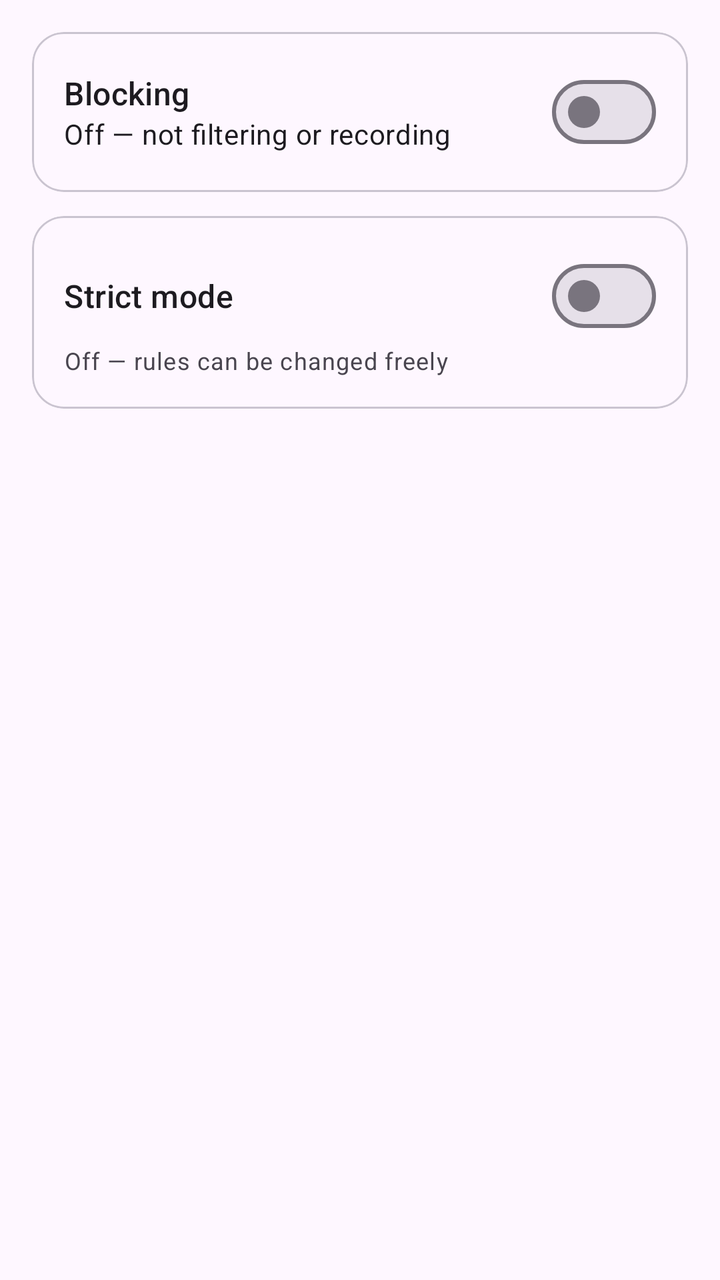
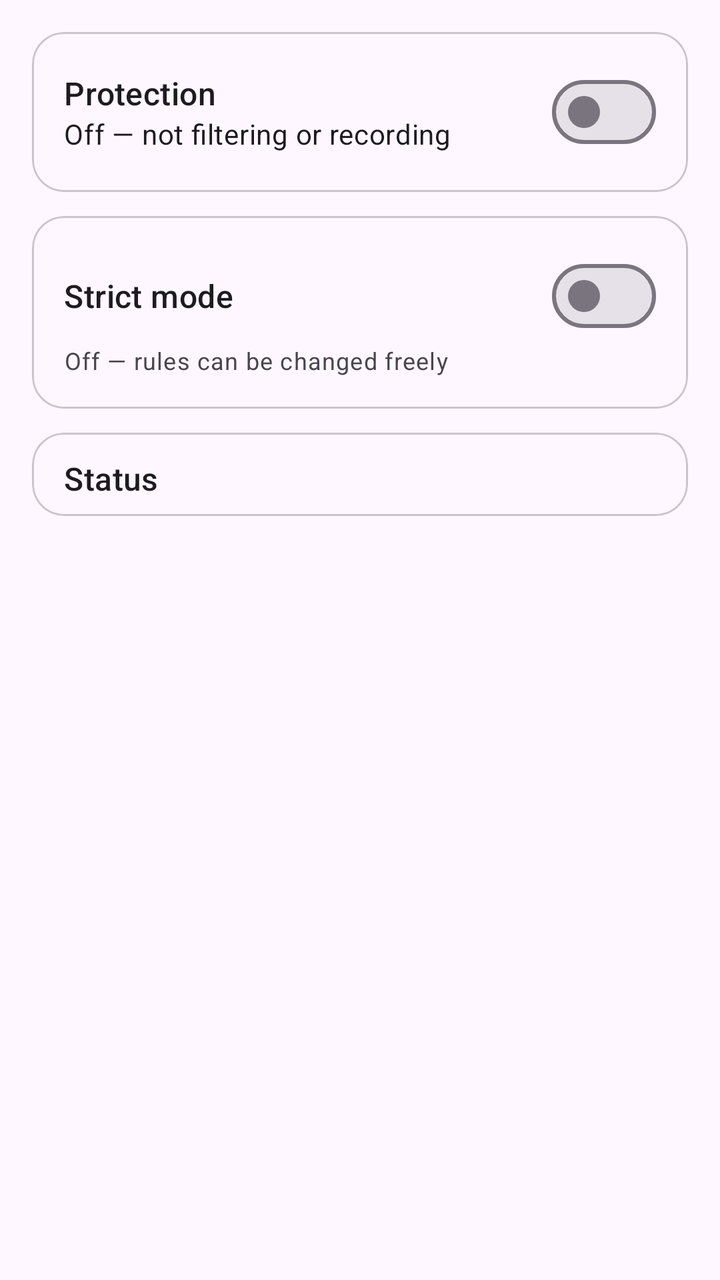

An Android layout rendered at two revisions. The XML below is the earlier revision; the diff shows what the commit changed to produce the second picture.
<!-- AndroidManifest.xml: application theme Theme.FocusFence -->
<!-- res/layout/fragment_home.xml -->
<?xml version="1.0" encoding="utf-8"?>
<androidx.core.widget.NestedScrollView
    xmlns:android="http://schemas.android.com/apk/res/android"
    xmlns:app="http://schemas.android.com/apk/res-auto"
    android:layout_width="match_parent"
    android:layout_height="match_parent"
    android:fillViewport="true">

    <LinearLayout
        android:layout_width="match_parent"
        android:layout_height="wrap_content"
        android:orientation="vertical"
        android:padding="16dp">

        <com.google.android.material.card.MaterialCardView
            android:layout_width="match_parent"
            android:layout_height="wrap_content"
            app:cardCornerRadius="16dp"
            app:contentPadding="16dp">

            <LinearLayout
                android:layout_width="match_parent"
                android:layout_height="wrap_content"
                android:gravity="center_vertical"
                android:orientation="horizontal">

                <LinearLayout
                    android:layout_width="0dp"
                    android:layout_height="wrap_content"
                    android:layout_weight="1"
                    android:orientation="vertical">

                    <TextView
                        android:layout_width="wrap_content"
                        android:layout_height="wrap_content"
                        android:text="@string/blocking_switch_label"
                        android:textAppearance="?attr/textAppearanceTitleMedium" />

                    <TextView
                        android:id="@+id/statusText"
                        android:layout_width="wrap_content"
                        android:layout_height="wrap_content"
                        android:text="@string/status_inactive"
                        android:textAppearance="?attr/textAppearanceBodyMedium" />
                </LinearLayout>

                <com.google.android.material.materialswitch.MaterialSwitch
                    android:id="@+id/vpnSwitch"
                    android:layout_width="wrap_content"
                    android:layout_height="wrap_content" />
            </LinearLayout>
        </com.google.android.material.card.MaterialCardView>

        <com.google.android.material.card.MaterialCardView
            android:layout_width="match_parent"
            android:layout_height="wrap_content"
            android:layout_marginTop="12dp"
            app:cardCornerRadius="16dp"
            app:contentPadding="16dp">

            <LinearLayout
                android:layout_width="match_parent"
                android:layout_height="wrap_content"
                android:orientation="vertical">

                <LinearLayout
                    android:layout_width="match_parent"
                    android:layout_height="wrap_content"
                    android:gravity="center_vertical"
                    android:orientation="horizontal">

                    <TextView
                        android:layout_width="0dp"
                        android:layout_height="wrap_content"
                        android:layout_weight="1"
                        android:text="@string/strict_title"
                        android:textAppearance="?attr/textAppearanceTitleMedium" />

                    <com.google.android.material.materialswitch.MaterialSwitch
                        android:id="@+id/strictSwitch"
                        android:layout_width="wrap_content"
                        android:layout_height="wrap_content" />
                </LinearLayout>

                <LinearLayout
                    android:layout_width="match_parent"
                    android:layout_height="wrap_content"
                    android:gravity="center_vertical"
                    android:orientation="horizontal">

                    <TextView
                        android:id="@+id/strictStatusText"
                        android:layout_width="0dp"
                        android:layout_height="wrap_content"
                        android:layout_weight="1"
                        android:text="@string/strict_off"
                        android:textAppearance="?attr/textAppearanceBodySmall"
                        android:textColor="?android:attr/textColorSecondary" />

                    <Button
                        android:id="@+id/strictActionButton"
                        style="@style/Widget.Material3.Button.TextButton"
                        android:layout_width="wrap_content"
                        android:layout_height="wrap_content"
                        android:text="@string/strict_request_unlock"
                        android:visibility="gone" />
                </LinearLayout>
            </LinearLayout>
        </com.google.android.material.card.MaterialCardView>

        <com.google.android.material.card.MaterialCardView
            android:id="@+id/attentionCard"
            android:layout_width="match_parent"
            android:layout_height="wrap_content"
            android:layout_marginTop="12dp"
            android:visibility="gone"
            app:cardCornerRadius="16dp"
            app:contentPadding="16dp">

            <LinearLayout
                android:layout_width="match_parent"
                android:layout_height="wrap_content"
                android:orientation="vertical">

                <TextView
                    android:layout_width="wrap_content"
                    android:layout_height="wrap_content"
                    android:text="@string/attention_title"
                    android:textAppearance="?attr/textAppearanceTitleMedium" />

                <LinearLayout
                    android:id="@+id/accessibilityRow"
                    android:layout_width="match_parent"
                    android:layout_height="wrap_content"
                    android:gravity="center_vertical"
                    android:orientation="horizontal"
                    android:visibility="gone">

                    <TextView
                        android:layout_width="0dp"
                        android:layout_height="wrap_content"
                        android:layout_weight="1"
                        android:text="@string/attention_accessibility"
                        android:textAppearance="?attr/textAppearanceBodySmall"
                        android:textColor="?android:attr/textColorSecondary" />

                    <Button
                        android:id="@+id/accessibilityActionButton"
                        style="@style/Widget.Material3.Button.TextButton"
                        android:layout_width="wrap_content"
                        android:layout_height="wrap_content"
                        android:text="@string/section_enable_button" />
                </LinearLayout>

                <LinearLayout
                    android:id="@+id/adlistRow"
                    android:layout_width="match_parent"
                    android:layout_height="wrap_content"
                    android:gravity="center_vertical"
                    android:orientation="horizontal"
                    android:visibility="gone">

                    <TextView
                        android:layout_width="0dp"
                        android:layout_height="wrap_content"
                        android:layout_weight="1"
                        android:text="@string/attention_adlist"
                        android:textAppearance="?attr/textAppearanceBodySmall"
                        android:textColor="?android:attr/textColorSecondary" />

                    <Button
                        android:id="@+id/adlistActionButton"
                        style="@style/Widget.Material3.Button.TextButton"
                        android:layout_width="wrap_content"
                        android:layout_height="wrap_content"
                        android:text="@string/attention_adlist_action" />
                </LinearLayout>
            </LinearLayout>
        </com.google.android.material.card.MaterialCardView>
    </LinearLayout>
</androidx.core.widget.NestedScrollView>
<!-- resources referenced by this layout -->
<resources>
  <string name="attention_accessibility">Section rules and blocked apps need the accessibility permission.</string>
  <string name="attention_adlist">Ad blocking is on, but no filter list is downloaded yet.</string>
  <string name="attention_adlist_action">Open settings</string>
  <string name="attention_title">Needs attention</string>
  <string name="blocking_switch_label">Blocking</string>
  <string name="section_enable_button">Enable</string>
  <string name="status_inactive">Off — not filtering or recording</string>
  <string name="strict_off">Off — rules can be changed freely</string>
  <string name="strict_request_unlock">Request unlock</string>
  <string name="strict_title">Strict mode</string>
  <style name="Theme.FocusFence" parent="Theme.Material3.DayNight.NoActionBar">
          <item name="colorPrimary">@color/brand_primary</item>
      </style>
  <color name="brand_primary">#2E7D32</color>
</resources>

<!-- the commit's change to res/layout/fragment_home.xml (unified diff, before → after) -->
@@ -109,6 +109,36 @@
         </com.google.android.material.card.MaterialCardView>
 
         <com.google.android.material.card.MaterialCardView
+            android:layout_width="match_parent"
+            android:layout_height="wrap_content"
+            android:layout_marginTop="12dp"
+            app:cardCornerRadius="16dp"
+            app:contentPaddingTop="12dp"
+            app:contentPaddingBottom="4dp">
+
+            <LinearLayout
+                android:layout_width="match_parent"
+                android:layout_height="wrap_content"
+                android:orientation="vertical">
+
+                <TextView
+                    android:layout_width="wrap_content"
+                    android:layout_height="wrap_content"
+                    android:paddingHorizontal="16dp"
+                    android:text="@string/home_status_title"
+                    android:textAppearance="?attr/textAppearanceTitleMedium" />
+
+                
+                <LinearLayout
+                    android:id="@+id/statusContainer"
+                    android:layout_width="match_parent"
+                    android:layout_height="wrap_content"
+                    android:layout_marginTop="4dp"
+                    android:orientation="vertical" />
+            </LinearLayout>
+        </com.google.android.material.card.MaterialCardView>
+
+        <com.google.android.material.card.MaterialCardView
             android:id="@+id/attentionCard"
             android:layout_width="match_parent"
             android:layout_height="wrap_content"
<!-- resource entries referenced after the edit -->
@@ -4,7 +4,8 @@
   <string name="attention_adlist">Ad blocking is on, but no filter list is downloaded yet.</string>
   <string name="attention_adlist_action">Open settings</string>
   <string name="attention_title">Needs attention</string>
-  <string name="blocking_switch_label">Blocking</string>
+  <string name="blocking_switch_label">Protection</string>
+  <string name="home_status_title">Status</string>
   <string name="section_enable_button">Enable</string>
   <string name="status_inactive">Off — not filtering or recording</string>
   <string name="strict_off">Off — rules can be changed freely</string>
